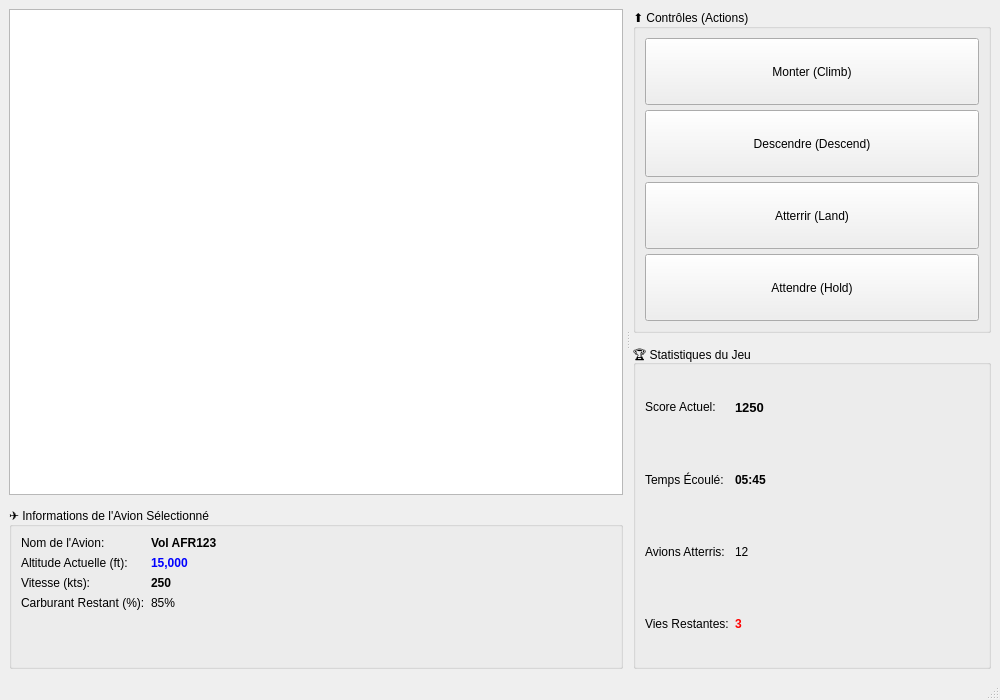
Old version of the form mainwindow (1).ui in the repository arcreane/python-project-esteban-ruben.
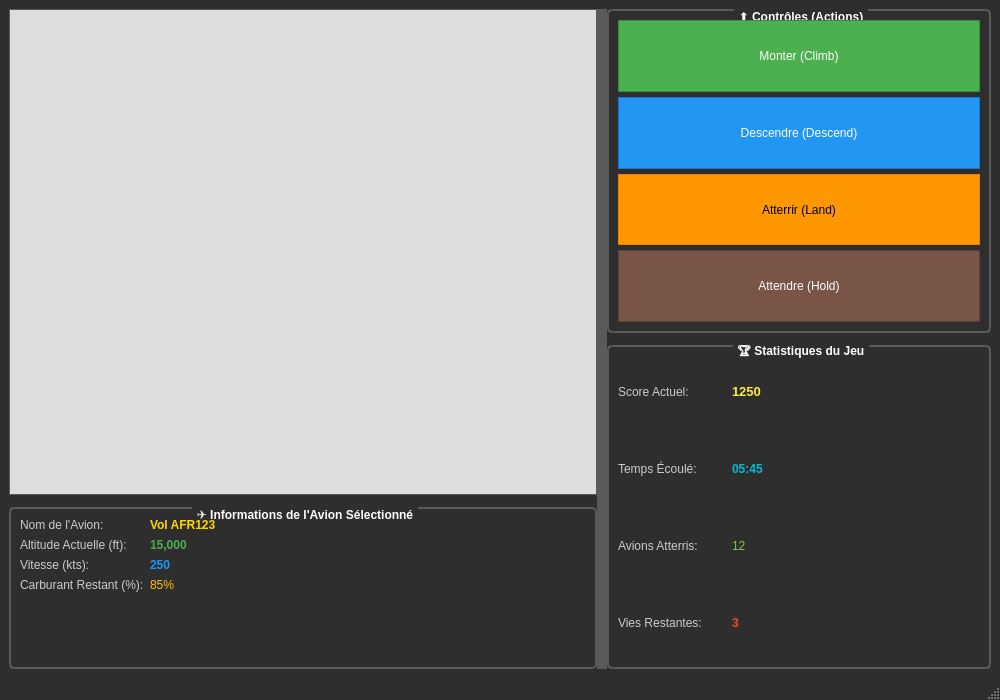
New version of the form.

Commit message: fonctionnement correct mainwindow (1)

Diff of the .ui file:
```diff
--- a/mainwindow (1).ui
+++ b/mainwindow (1).ui
@@ -11,7 +11,39 @@
    </rect>
   </property>
   <property name="windowTitle">
-   <string>Contrôle Aérien - Interface DENSE</string>
+   <string>Contrôle Aérien - Tableau de Bord Coloré</string>
+  </property>
+  <property name="styleSheet">
+   <string>/* Style général (Dark Mode) */
+QMainWindow {
+    background-color: #2e2e2e;
+}
+QWidget#centralwidget {
+    background-color: #2e2e2e;
+}
+QGroupBox {
+    border: 2px solid #5a5a5a;
+    border-radius: 5px;
+    margin-top: 1ex;
+    font-weight: bold;
+    color: #ffffff; /* Texte du titre en blanc */
+}
+QGroupBox::title {
+    subcontrol-origin: margin;
+    subcontrol-position: top center;
+    padding: 0 3px;
+    background-color: #2e2e2e;
+}
+QLabel {
+    color: #cccccc; /* Texte général des labels */
+}
+QGraphicsView {
+    background-color: #DEDEDE; /* Fond de la carte ou vue graphique */
+    border: 1px solid #5a5a5a;
+}
+QSplitter::handle {
+    background-color: #5a5a5a;
+}</string>
   </property>
   <widget class="QWidget" name="centralwidget">
    <layout class="QHBoxLayout" name="horizontalLayout">
@@ -92,6 +124,9 @@
                <bold>true</bold>
               </font>
              </property>
+             <property name="styleSheet">
+              <string>color: #FFD700;</string>
+             </property>
              <property name="text">
               <string>Vol AFR123</string>
              </property>
@@ -113,7 +148,7 @@
               </font>
              </property>
              <property name="styleSheet">
-              <string>color: blue;</string>
+              <string>color: #4CAF50;</string>
              </property>
              <property name="text">
               <string>15,000</string>
@@ -135,6 +170,9 @@
                <bold>true</bold>
               </font>
              </property>
+             <property name="styleSheet">
+              <string>color: #2196F3;</string>
+             </property>
              <property name="text">
               <string>250</string>
              </property>
@@ -149,6 +187,9 @@
            </item>
            <item row="3" column="1">
             <widget class="QLabel" name="value_fuel">
+             <property name="styleSheet">
+              <string>color: #FFC107;</string>
+             </property>
              <property name="text">
               <string>85%</string>
              </property>
@@ -199,6 +240,10 @@
                <verstretch>1</verstretch>
               </sizepolicy>
              </property>
+             <property name="styleSheet">
+              <string>QPushButton { background-color: #4CAF50; color: white; border: 1px solid #388E3C; }
+QPushButton:hover { background-color: #66BB6A; }</string>
+             </property>
              <property name="text">
               <string>Monter (Climb)</string>
              </property>
@@ -212,6 +257,10 @@
                <verstretch>1</verstretch>
               </sizepolicy>
              </property>
+             <property name="styleSheet">
+              <string>QPushButton { background-color: #2196F3; color: white; border: 1px solid #1976D2; }
+QPushButton:hover { background-color: #42A5F5; }</string>
+             </property>
              <property name="text">
               <string>Descendre (Descend)</string>
              </property>
@@ -225,6 +274,10 @@
                <verstretch>1</verstretch>
               </sizepolicy>
              </property>
+             <property name="styleSheet">
+              <string>QPushButton { background-color: #FF9800; color: black; border: 1px solid #F57C00; }
+QPushButton:hover { background-color: #FFB74D; }</string>
+             </property>
              <property name="text">
               <string>Atterrir (Land)</string>
              </property>
@@ -238,6 +291,10 @@
                <verstretch>1</verstretch>
               </sizepolicy>
              </property>
+             <property name="styleSheet">
+              <string>QPushButton { background-color: #795548; color: white; border: 1px solid #5D4037; }
+QPushButton:hover { background-color: #A1887F; }</string>
+             </property>
              <property name="text">
               <string>Attendre (Hold)</string>
              </property>
@@ -270,6 +327,15 @@
            <property name="rowWrapPolicy">
             <enum>QFormLayout::DontWrapRows</enum>
            </property>
+           <property name="horizontalSpacing">
+            <number>30</number>
+           </property>
+           <property name="labelSretch">
+            <number>1</number>
+           </property>
+           <property name="fieldStretch">
+            <number>2</number>
+           </property>
            <item row="0" column="0">
             <widget class="QLabel" name="stat_label_score">
              <property name="sizePolicy">
@@ -301,6 +367,9 @@
                <bold>true</bold>
               </font>
              </property>
+             <property name="styleSheet">
+              <string>color: #FFEB3B;</string>
+             </property>
              <property name="text">
               <string>1250</string>
              </property>
@@ -339,6 +408,9 @@
                <bold>true</bold>
               </font>
              </property>
+             <property name="styleSheet">
+              <string>color: #00BCD4;</string>
+             </property>
              <property name="text">
               <string>05:45</string>
              </property>
@@ -371,6 +443,9 @@
                <verstretch>1</verstretch>
               </sizepolicy>
              </property>
+             <property name="styleSheet">
+              <string>color: #8BC34A;</string>
+             </property>
              <property name="text">
               <string>12</string>
              </property>
@@ -410,7 +485,7 @@
               </font>
              </property>
              <property name="styleSheet">
-              <string>color: red;</string>
+              <string>color: #F44336; /* Rouge pour les vies restantes (critique) */</string>
              </property>
              <property name="text">
               <string>3</string>
```
Left out of the diff: 2 changed lines with no effect on the pictures. The commit also changes 2 other files.
